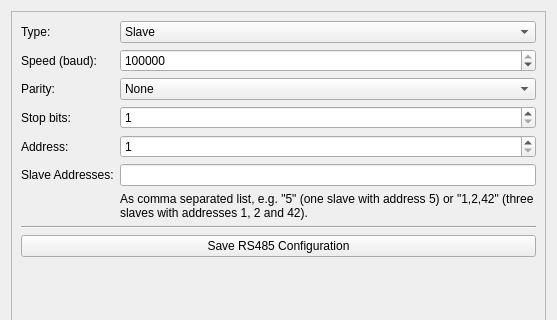
Tinkerforge/brickv, file src/brickv/plugin_system/plugins/master/ui/rs485.ui: the form before one commit; both pictures show x 0 to 557 and y 0 to 320 of the 557 by 484 pixel window.
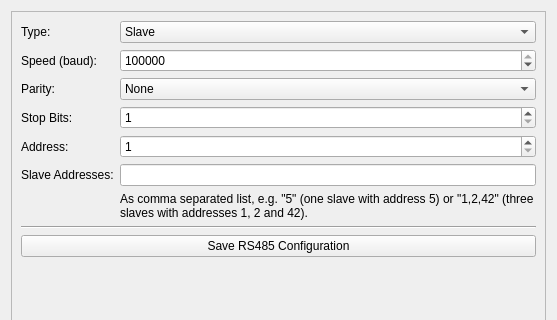
The form after the commit.

Commit message: Minor style changes in UI texts

The edit to the form file:
```diff
--- a/src/brickv/plugin_system/plugins/master/ui/rs485.ui
+++ b/src/brickv/plugin_system/plugins/master/ui/rs485.ui
@@ -55,7 +55,7 @@
          <item row="3" column="0">
           <widget class="QLabel" name="label_4">
            <property name="text">
-            <string>Stop bits:</string>
+            <string>Stop Bits:</string>
            </property>
           </widget>
          </item>
```
The commit also changes 1 other file.
